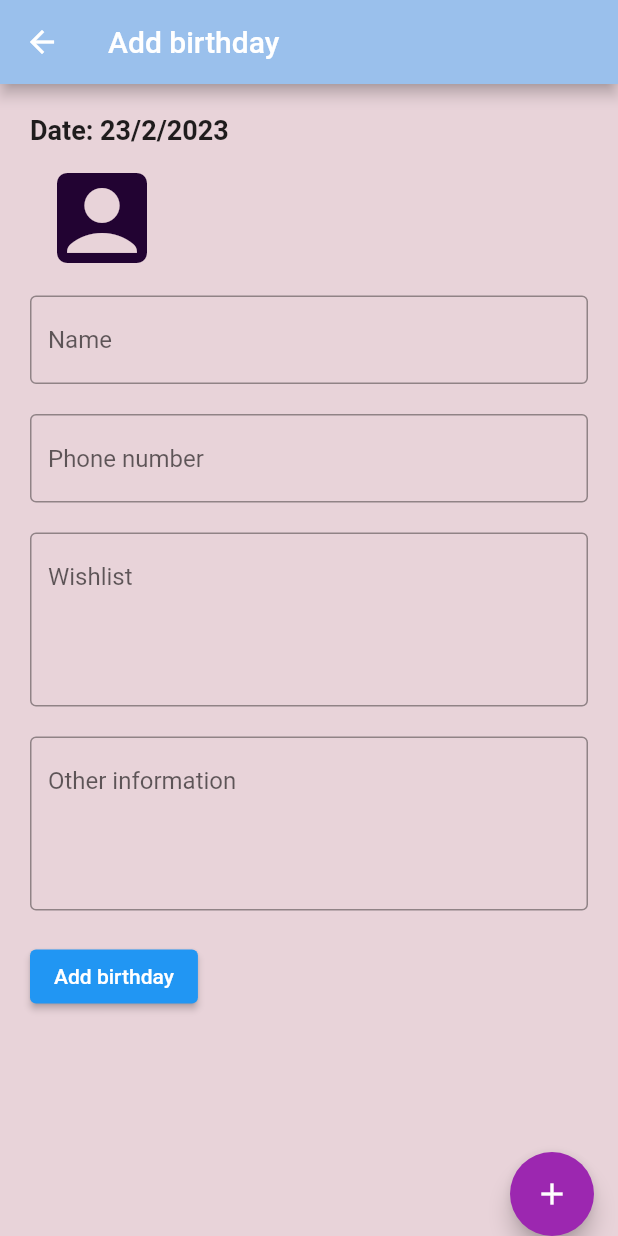
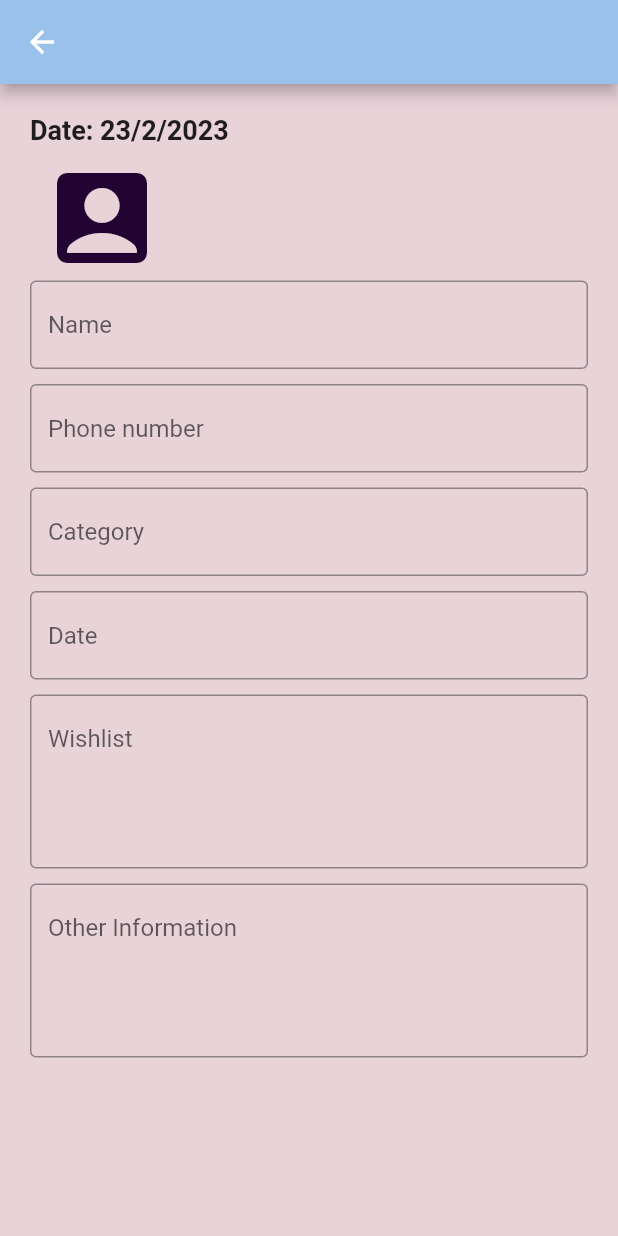
Before and after one commit to KonstantinosKatsigiannis/HCI2022, a Flutter app: the DetailsScreen screen opened directly with empty values, on a phone screen of 412 x 824 dp. Run offline on Flutter 3.47's test engine with Material 2 defaults, Android fonts, the phone set to English and light mode, and no system bars; our stand-ins replace google_fonts, syncfusion_flutter_calendar; missing offline and left inert: dart:js_util.

Commit message:
Update main.dart

```diff
--- a/lib/main.dart
+++ b/lib/main.dart
@@ -28,7 +28,6 @@ class CalendarScreen extends StatefulWidget {
 
 class _CalendarScreenState extends State<CalendarScreen> {
   DateTime _selectedDate = DateTime.now();
-
 
   @override
   Widget build(BuildContext context) {
@@ -76,7 +75,7 @@ class _CalendarScreenState extends State<CalendarScreen> {
       ),
       floatingActionButtonLocation: FloatingActionButtonLocation.endDocked,
       floatingActionButton: FloatingActionButton(
-              // ignore: sort_child_properties_last
+
               child: const Icon(Icons.add),
               onPressed:(){
         Navigator.push(context,MaterialPageRoute(builder: (BuildContext context){
@@ -88,7 +87,7 @@ class _CalendarScreenState extends State<CalendarScreen> {
               backgroundColor: Colors.purple,
 
             ),
-            //floatingActionButtonLocation: FloatingActionButtonLocation.endDocked,
+
     );
   }
 
@@ -111,43 +110,28 @@ class DetailsScreen extends StatefulWidget {
 }
 
 class _DetailsScreenState extends State<DetailsScreen> {
-  TextEditingController _titleController = TextEditingController();
+ TextEditingController _titleController = TextEditingController();
   TextEditingController _titleController1 = TextEditingController();
-  TextEditingController _descriptionController = TextEditingController();
-  TextEditingController _descriptionController1 = TextEditingController();
+  TextEditingController _titleController2 = TextEditingController();
+  TextEditingController _titleController3 = TextEditingController();
+  TextEditingController _titleController4 = TextEditingController();
+  TextEditingController _titleController5 = TextEditingController();
 
 
   // ignore: prefer_typing_uninitialized_variables
   var floatingActionButton;
 
 
-
-  @override
-  void initState() {
-    super.initState();
-    _titleController = TextEditingController();
-    _descriptionController = TextEditingController();
-  }
-
-  @override
-  void dispose() {
-    _titleController.dispose();
-    _descriptionController.dispose();
-    super.dispose();
-  }
-
   @override
   Widget build(BuildContext context) {
     return Scaffold(
       backgroundColor: Color.fromARGB(255, 232, 211, 217),
       appBar: AppBar(
-        title: const Text('Add birthday'),
         backgroundColor: Color.fromARGB(255, 154, 192, 236),
       ),
       body: Padding(
         padding: const EdgeInsets.all(20.0),
         child: Column(
-
           crossAxisAlignment: CrossAxisAlignment.start,
           children: [
 
@@ -169,7 +153,7 @@ class _DetailsScreenState extends State<DetailsScreen> {
              ),
       ),
             // ignore: prefer_const_constructors
-            SizedBox(height: 20.0,
+            SizedBox(height: 10.0,
             child: const DecoratedBox(
               decoration: const BoxDecoration(
                 color: Color.fromARGB(255, 244, 54, 190)),
@@ -182,59 +166,56 @@ class _DetailsScreenState extends State<DetailsScreen> {
                 border: OutlineInputBorder(),
               ),
             ),
-            SizedBox(height: 20.0),
+            SizedBox(height: 10.0),
             TextField(
-              controller: _titleController1,
+              controller: _titleController2,
               maxLines: 1,
               decoration: InputDecoration(
                 hintText: 'Phone number',
                 border: OutlineInputBorder(),
               ),
             ),
-            SizedBox(height: 20.0),
+            SizedBox(height: 10.0),
             TextField(
-              controller: _descriptionController,
+              controller: _titleController2,
+              maxLines: 1,
+              decoration: InputDecoration(
+                hintText: 'Category',
+                border: OutlineInputBorder(),
+
+              ),
+            ),
+            SizedBox(height: 10.0),
+            TextField(
+              controller: _titleController3,
+              maxLines: 1,
+              decoration: InputDecoration(
+                hintText: 'Date',
+                border: OutlineInputBorder(),
+              ),
+            ),
+            SizedBox(height: 10.0),
+            TextField(
+              controller: _titleController4,
               maxLines: 4,
               decoration: InputDecoration(
                 hintText: 'Wishlist',
                 border: OutlineInputBorder(),
-
               ),
             ),
-            SizedBox(height: 20.0),
+            SizedBox(height: 10.0),
             TextField(
-              controller: _descriptionController1,
+              controller: _titleController5,
               maxLines: 4,
               decoration: InputDecoration(
-                hintText: 'Other information',
+                hintText: 'Other Information',
                 border: OutlineInputBorder(),
               ),
-            ),
-            // ignore: prefer_const_constructors
-
-            SizedBox(height: 20.0),
-            ElevatedButton(
-              onPressed: () {
-                final newAppointment = Appointment(
-                  startTime: widget.selectedDate,
-                  endTime: widget.selectedDate.add(Duration(hours: 1)),
-                  subject: _titleController.text,
-                  notes: _descriptionController.text,
-                  color: Colors.blue,
-                );
-                Navigator.pop(context, newAppointment);
-              },
-              child:Text('Add birthday'),
             ),
           ],
         ),
       ),
-     floatingActionButtonLocation: FloatingActionButtonLocation.endDocked,
-     floatingActionButton: FloatingActionButton(
-      onPressed:() {},
-      backgroundColor: Colors.purple,
-      child: const Icon(Icons.add),
-     ),
+
     );
   }
 }
```
